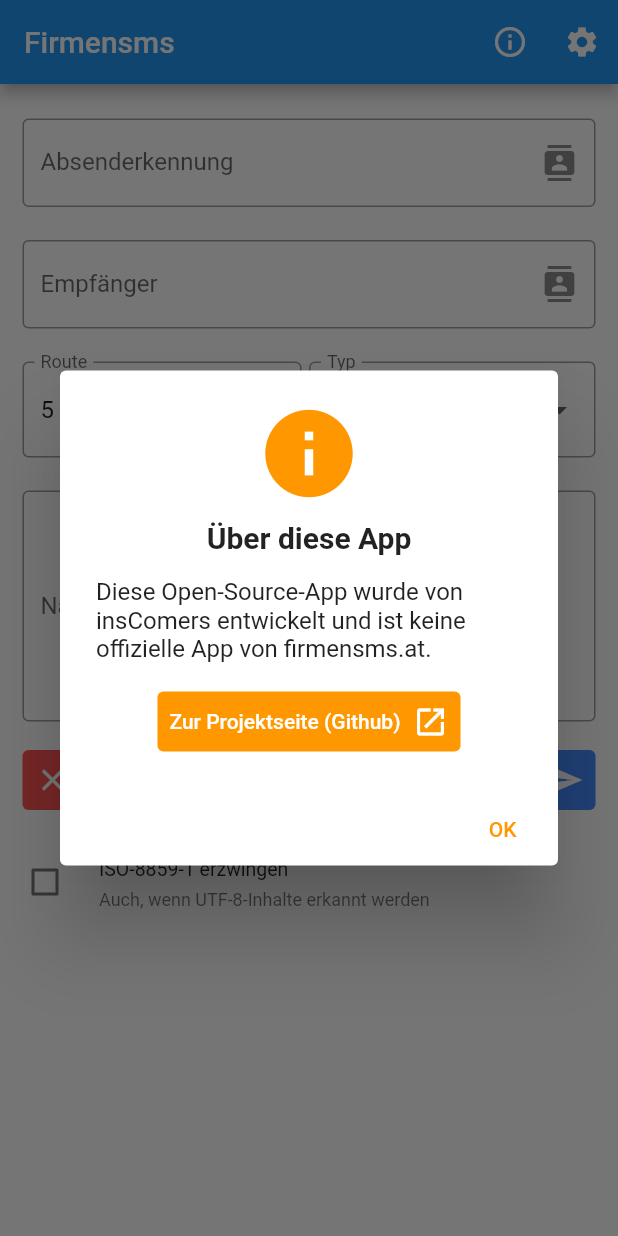
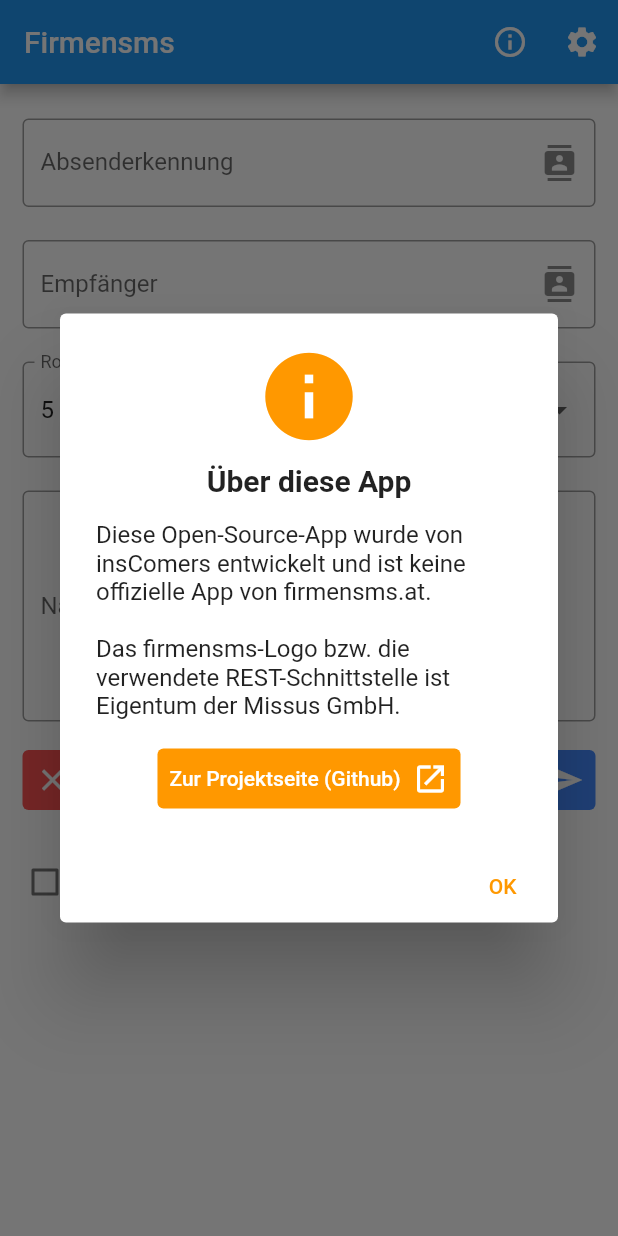
Before and after one commit to mwllgr/firmensms-flutter, a Flutter app: the screen it shows after launch, after a tap on the "info outline" icon, on a phone screen of 412 x 824 dp. Run offline on Flutter 3.47's test engine with Material 2 defaults, Android fonts, the phone set to English and light mode, and no system bars; drawn by our look-alikes of flutter_form_builder; our stand-ins replace flutter_secure_storage, form_builder_validators; missing offline and left inert: flutter_settings_ui, fluttercontactpicker, prompt_dialog.

Commit message:
Add disclaimer to about modal

```diff
--- a/lib/modals/about.dart
+++ b/lib/modals/about.dart
@@ -21,7 +21,8 @@ class AboutModal extends StatelessWidget {
               padding: EdgeInsets.fromLTRB(0, 10, 0, 0)),
           const Padding(
               child: Text(
-                  'Diese Open-Source-App wurde von insComers entwickelt und ist keine offizielle App von firmensms.at.'),
+                  'Diese Open-Source-App wurde von insComers entwickelt und ist keine offizielle App von firmensms.at.\n\n'
+                      'Das firmensms-Logo bzw. die verwendete REST-Schnittstelle ist Eigentum der Missus GmbH.'),
               padding: EdgeInsets.fromLTRB(0, 15, 0, 0)),
           Padding(
               padding: const EdgeInsets.fromLTRB(0, 15, 0, 0),
```
